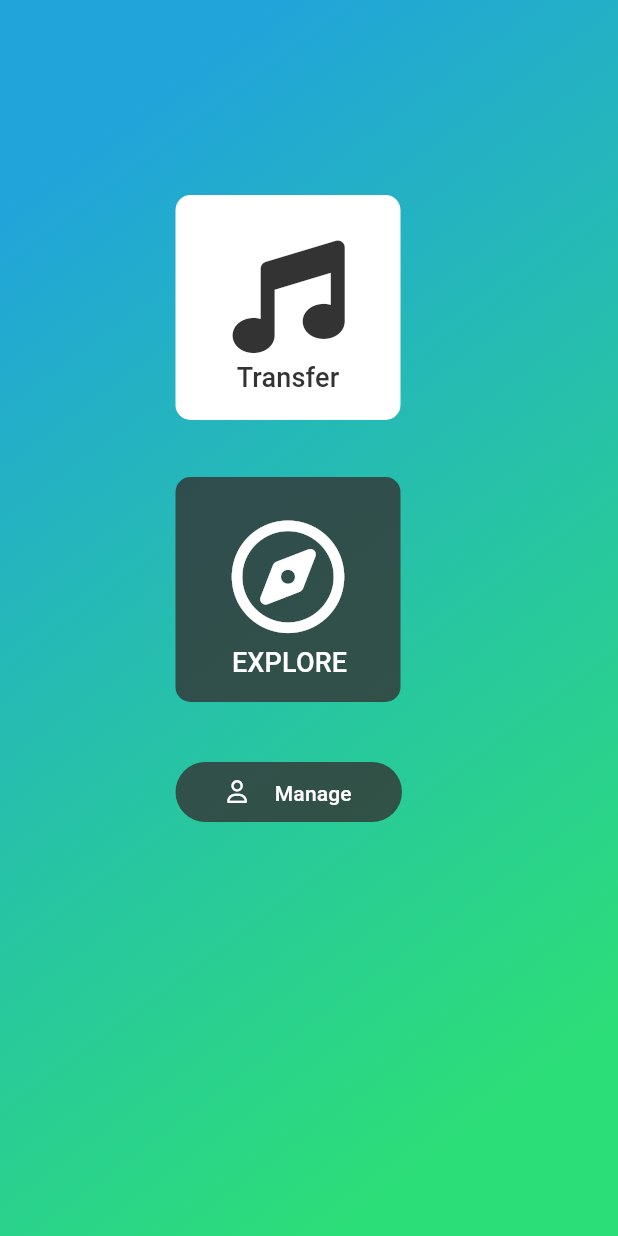
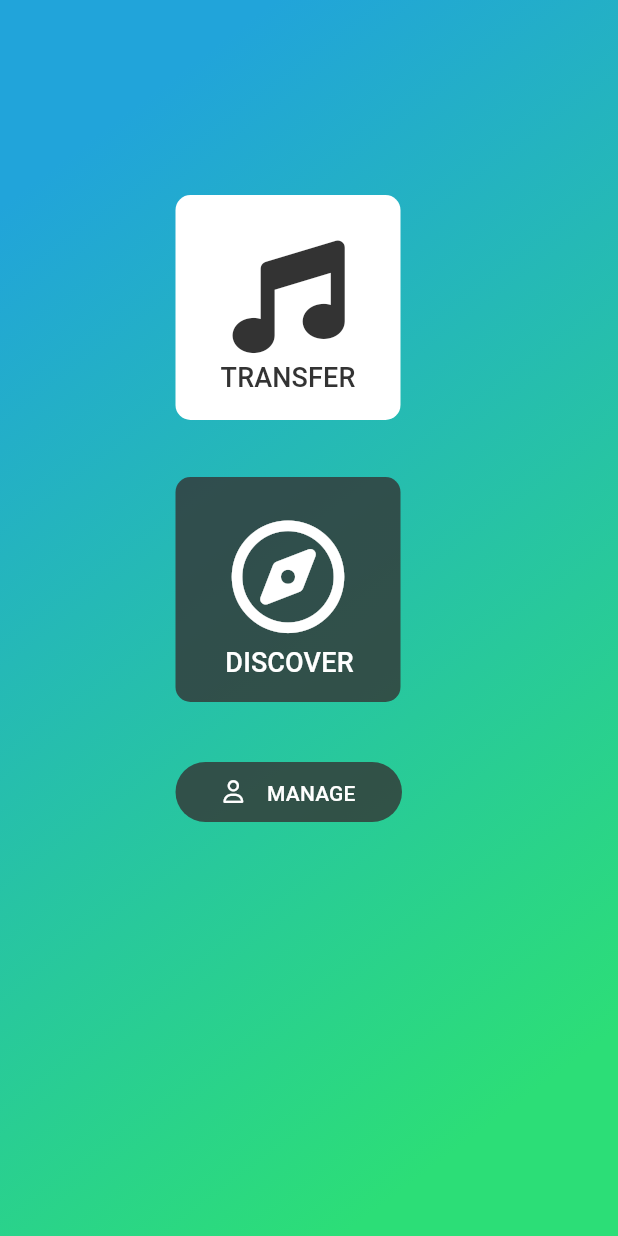
Before and after one commit to alexheiner/playlister, a Flutter app: the screen it shows after launch, on a phone screen of 412 x 824 dp. Run offline on Flutter 3.47's test engine with Material 2 defaults, Android fonts, the phone set to English and light mode, and no system bars; our stand-ins replace font_awesome_flutter.

Commit message:
text > uppercase

```diff
--- a/lib/screens/home/home_screen.dart
+++ b/lib/screens/home/home_screen.dart
@@ -57,7 +57,7 @@ class Home extends StatelessWidget {
                         top: 112,
                         left: 0,
                         child: Text(
-                          'Transfer',
+                          'TRANSFER',
                           textAlign: TextAlign.center,
                           style: TextStyle(
                               color: Color.fromRGBO(51, 51, 51, 1),
@@ -99,7 +99,7 @@ class Home extends StatelessWidget {
                         top: 114,
                         left: 1,
                         child: Text(
-                          'EXPLORE',
+                          'DISCOVER',
                           textAlign: TextAlign.center,
                           style: TextStyle(
                               color: Color.fromRGBO(255, 255, 255, 1),
@@ -152,7 +152,7 @@ class Home extends StatelessWidget {
                     Icon(FontAwesomeIcons.user,
                         size: 15, color: Color.fromRGBO(255, 255, 255, 1)),
                     Text(
-                      'Manage',
+                      'MANAGE',
                       textAlign: TextAlign.left,
                       style: TextStyle(
                           color: Color.fromRGBO(255, 255, 255, 1),
```
